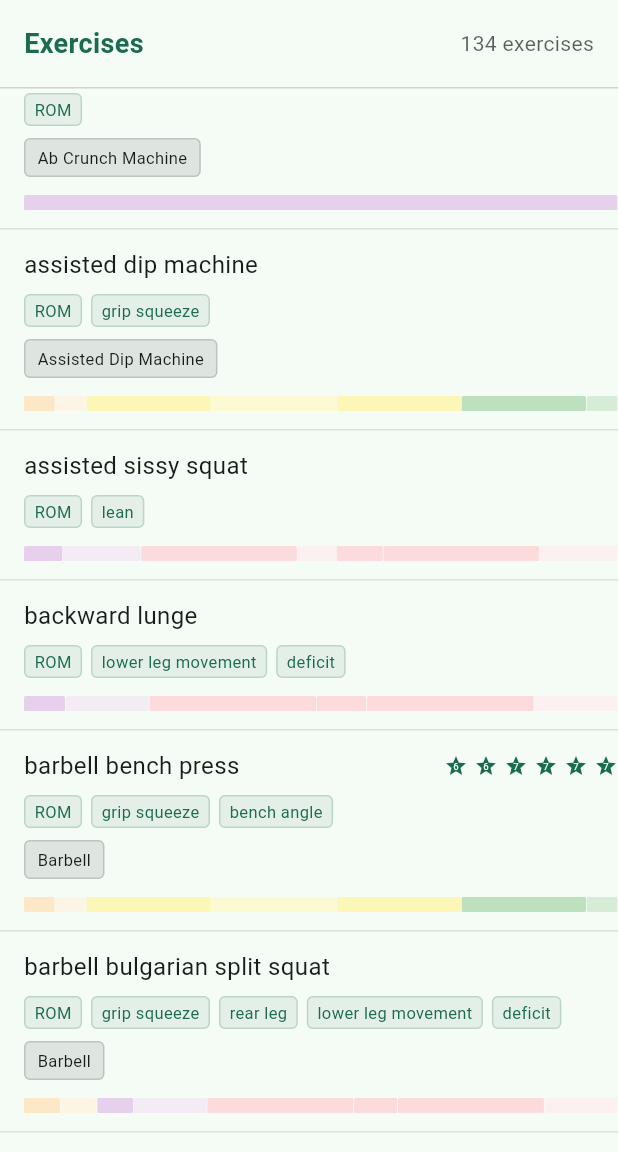
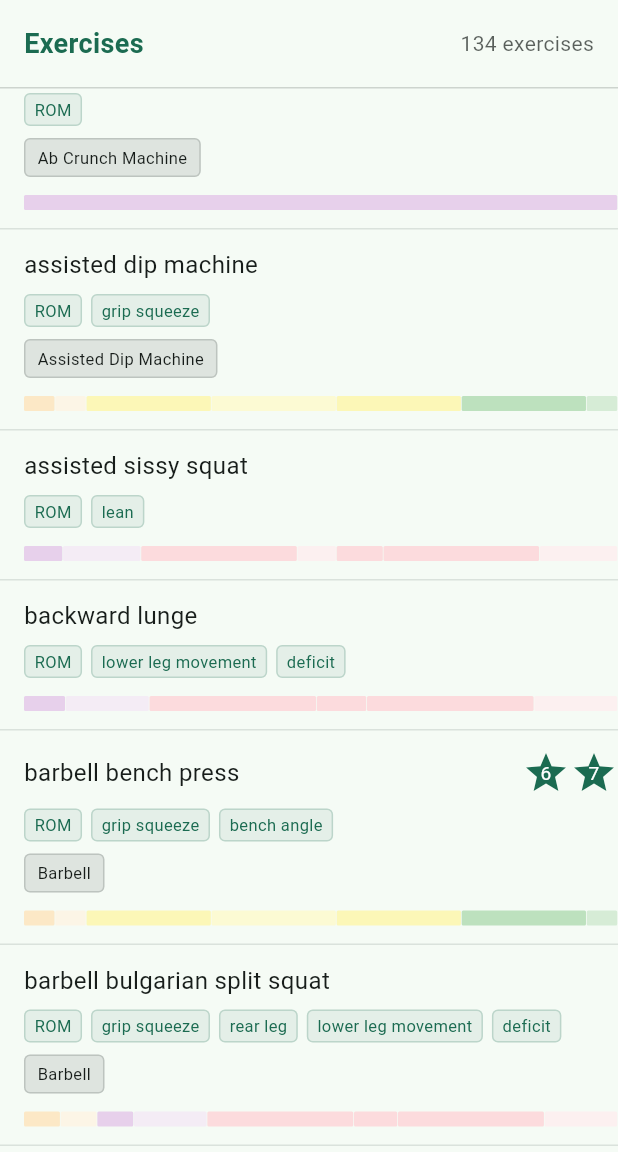
Before and after one commit to Dieterbe/body.build, a Flutter app: the ExercisesScreen screen opened by its route, scrolled down 576 dp, on a phone screen of 412 x 824 dp, the part 84-1236 px from its top. Run offline on Flutter 3.47's test engine with Material 3 defaults, Android fonts, the phone set to English and light mode, and no system bars; our stand-ins replace drift, drift_flutter, flutter_markdown, flutter_riverpod, flutter_svg, freezed_annotation and 3 more; missing offline and left inert: iconify_flutter, ml_linalg, posthog_flutter; accounts and stored records are empty; generated files the repository leaves out were written again; network calls fail; project files that could hold a hidden picture were left out.

Commit message:
ui tweaks

```diff
--- a/lib/ui/core/exercise_tile_list.dart
+++ b/lib/ui/core/exercise_tile_list.dart
@@ -151,12 +151,9 @@ class ExerciseTileList extends StatelessWidget {
                         Row(
                           mainAxisSize: MainAxisSize.min,
                           children: exercise.ratings
-                              .map(
-                                (rating) => Padding(
-                                  padding: const EdgeInsets.only(left: 4),
-                                  child: RatingIcon(ratings: [rating], size: 16),
-                                ),
-                              )
+                              .map((r) => r.score)
+                              .toSet()
+                              .map((score) => RatingIcon(score: score))
                               .toList(),
                         ),
                     ],
--- a/lib/ui/programmer/widget/builder_sets.dart
+++ b/lib/ui/programmer/widget/builder_sets.dart
@@ -9,7 +9,7 @@ import 'package:bodybuild/ui/programmer/widget/equip_label.dart';
 import 'package:bodybuild/ui/programmer/widget/widgets.dart';
 import 'package:bodybuild/ui/programmer/widget/exercise_details_dialog.dart';
 import 'package:bodybuild/ui/programmer/widget/exercise_ratings_dialog.dart';
-import 'package:bodybuild/ui/programmer/widget/rating_icon.dart';
+import 'package:bodybuild/ui/programmer/widget/rating_icon_multi.dart';
 import 'package:bodybuild/ui/programmer/widget/pulse_widget.dart';
 
 class BuilderSets extends ConsumerStatefulWidget {
@@ -236,7 +236,7 @@ class _BuilderSetsState extends ConsumerState<BuilderSets> {
                   const SizedBox(width: 8),
                   IconButton(
                     onPressed: () => showRatingsDialog(widget.sets.ex!.id, setRatings, context),
-                    icon: RatingIcon(
+                    icon: RatingIconMulti(
                       ratings: setRatings,
                       size:
                           MediaQuery.sizeOf(context).width /
--- a/lib/ui/programmer/widget/builder_workout_sets_header.dart
+++ b/lib/ui/programmer/widget/builder_workout_sets_header.dart
@@ -8,7 +8,7 @@ import 'package:bodybuild/model/programmer/settings.dart';
 import 'package:bodybuild/model/programmer/workout.dart';
 import 'package:bodybuild/ui/programmer/util_groups.dart';
 import 'package:bodybuild/ui/programmer/widget/pulse_widget.dart';
-import 'package:bodybuild/ui/programmer/widget/rating_icon.dart';
+import 'package:bodybuild/ui/programmer/widget/rating_icon_multi.dart';
 import 'package:posthog_flutter/posthog_flutter.dart';
 
 class BuilderWorkoutSetsHeader extends StatelessWidget {
@@ -340,7 +340,7 @@ class BuilderWorkoutSetsHeader extends StatelessWidget {
                                   if (relevantRatings.isNotEmpty) ...[
                                     Padding(
                                       padding: const EdgeInsets.only(right: 8),
-                                      child: RatingIcon(
+                                      child: RatingIconMulti(
                                         ratings: relevantRatings,
                                         size: MediaQuery.sizeOf(context).width / 60,
                                       ),
--- a/lib/ui/programmer/widget/exercise_details_dialog.dart
+++ b/lib/ui/programmer/widget/exercise_details_dialog.dart
@@ -4,7 +4,7 @@ import 'package:bodybuild/ui/programmer/widget/exercise_recruitment_visualizatio
 import 'package:bodybuild/util.dart';
 import 'package:flutter/material.dart';
 import 'package:bodybuild/model/programmer/set_group.dart';
-import 'package:bodybuild/ui/programmer/widget/rating_icon.dart';
+import 'package:bodybuild/ui/programmer/widget/rating_icon_multi.dart';
 import 'package:bodybuild/data/programmer/exercises.dart';
 import 'package:bodybuild/model/programmer/settings.dart';
 
@@ -76,7 +76,7 @@ class _ExerciseDetailsDialogState extends State<ExerciseDetailsDialog> {
       if (sameRatings) return const SizedBox.shrink();
     }
 
-    return RatingIcon(
+    return RatingIconMulti(
       ratings: ratings,
       onTap: ratings.isEmpty
           ? null
--- a/lib/ui/programmer/widget/rating_icon.dart
+++ b/lib/ui/programmer/widget/rating_icon.dart
@@ -1,25 +1,16 @@
 import 'package:flutter/material.dart';
-import 'package:bodybuild/data/programmer/rating.dart';
 import 'package:bodybuild/ui/programmer/widget/rating_star.dart';
 
 class RatingIcon extends StatelessWidget {
-  final List<Rating> ratings;
+  final double score;
   final double? size;
   final VoidCallback? onTap;
 
-  const RatingIcon({super.key, required this.ratings, this.size, this.onTap});
-
-  double _calculateAverageRating() {
-    if (ratings.isEmpty) return 0;
-    return ratings.map((r) => r.score).reduce((a, b) => a + b) / ratings.length;
-  }
+  const RatingIcon({super.key, required this.score, this.size, this.onTap});
 
   @override
   Widget build(BuildContext context) {
-    if (ratings.isEmpty) return const SizedBox.shrink();
-
-    final avgRating = _calculateAverageRating();
-    final iconWidget = RatingStars.starFromScore(avgRating, context, size: size);
+    final iconWidget = RatingStars.starFromScore(score, context, size: size);
 
     if (onTap == null) return iconWidget;
 
```
Also changed, not shown: lib/ui/programmer/widget/rating_icon_multi.dart (added, +24 -0 lines).
